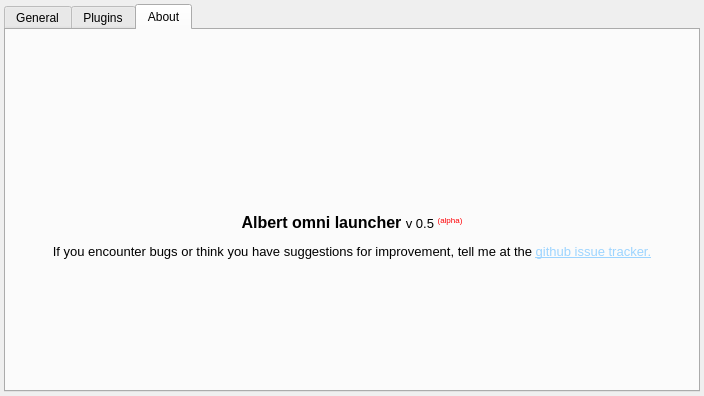
Qt form src/settingswidget/settingswidget.ui (albertlauncher/albert) before a commit.
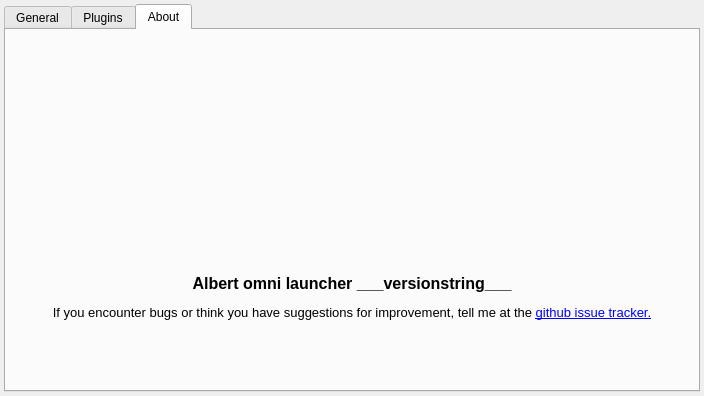
The same form after that commit. The open tabs and pages were chosen to show the change. Icons and pictures are not drawn. Custom widgets are drawn as their Qt base class.

The edit to the form file:
```diff
--- a/src/settingswidget/settingswidget.ui
+++ b/src/settingswidget/settingswidget.ui
@@ -476,11 +476,13 @@
 &lt;html&gt;&lt;head&gt;&lt;meta name=&quot;qrichtext&quot; content=&quot;1&quot; /&gt;&lt;style type=&quot;text/css&quot;&gt;
 p, li { white-space: pre-wrap; }
 &lt;/style&gt;&lt;/head&gt;&lt;body style=&quot; font-family:'Droid Sans'; font-size:10pt; font-weight:400; font-style:normal;&quot;&gt;
-&lt;p align=&quot;center&quot; style=&quot; margin-top:12px; margin-bottom:12px; margin-left:0px; margin-right:0px; -qt-block-indent:0; text-indent:0px;&quot;&gt;&lt;span style=&quot; font-size:12pt; font-weight:600;&quot;&gt;Albert omni launcher &lt;/span&gt;v 0.5 &lt;span style=&quot; color:#ff0004; vertical-align:super;&quot;&gt;(alpha)&lt;/span&gt;&lt;/p&gt;
-&lt;p align=&quot;center&quot; style=&quot; margin-top:12px; margin-bottom:12px; margin-left:0px; margin-right:0px; -qt-block-indent:0; text-indent:0px;&quot;&gt;If you encounter bugs or think you have suggestions for improvement, tell me at the &lt;a href=&quot;https://github.com/ManuelSchneid3r/albert/issues&quot;&gt;&lt;span style=&quot; text-decoration: underline; color:#9cd4ff;&quot;&gt;github issue tracker.&lt;/span&gt;&lt;/a&gt;&lt;/p&gt;&lt;/body&gt;&lt;/html&gt;</string>
+&lt;p style=&quot;font-size:12pt; font-weight:600;&quot;&gt;Albert omni launcher ___versionstring___&lt;/p&gt;
+&lt;p&gt;If you encounter bugs or think you have suggestions for improvement, tell me at the &lt;/span&gt;&lt;a href=&quot;https://github.com/ManuelSchneid3r/albert/issues&quot;&gt;github issue tracker.&lt;/a&gt;&lt;/p&gt;
+&lt;/body&gt;
+&lt;/html&gt;</string>
          </property>
          <property name="alignment">
-          <set>Qt::AlignLeading|Qt::AlignLeft|Qt::AlignTop</set>
+          <set>Qt::AlignCenter</set>
          </property>
          <property name="openExternalLinks">
           <bool>true</bool>
```
Left out of the diff: 6 changed lines with no effect on the pictures.
